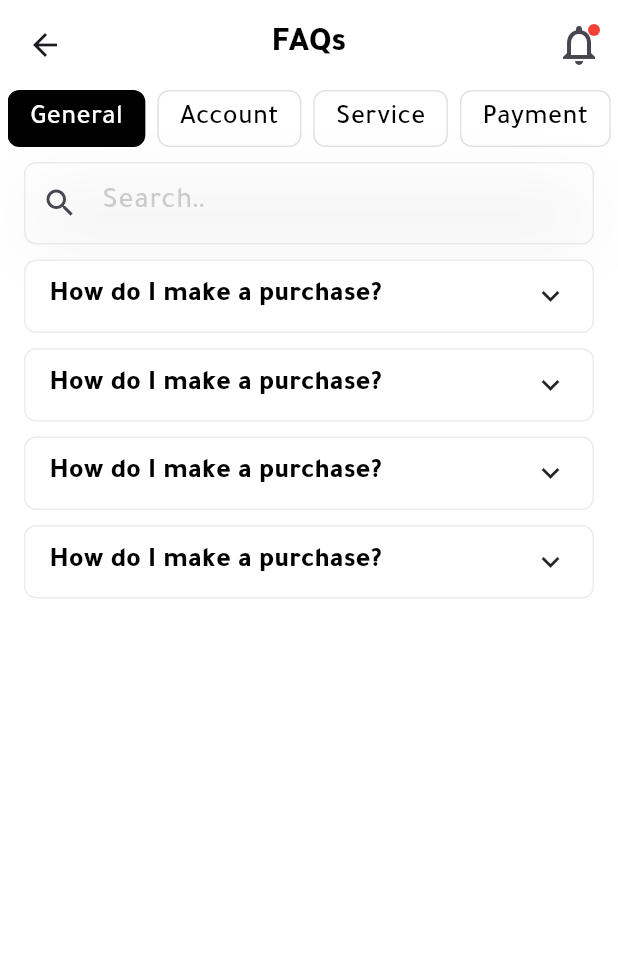
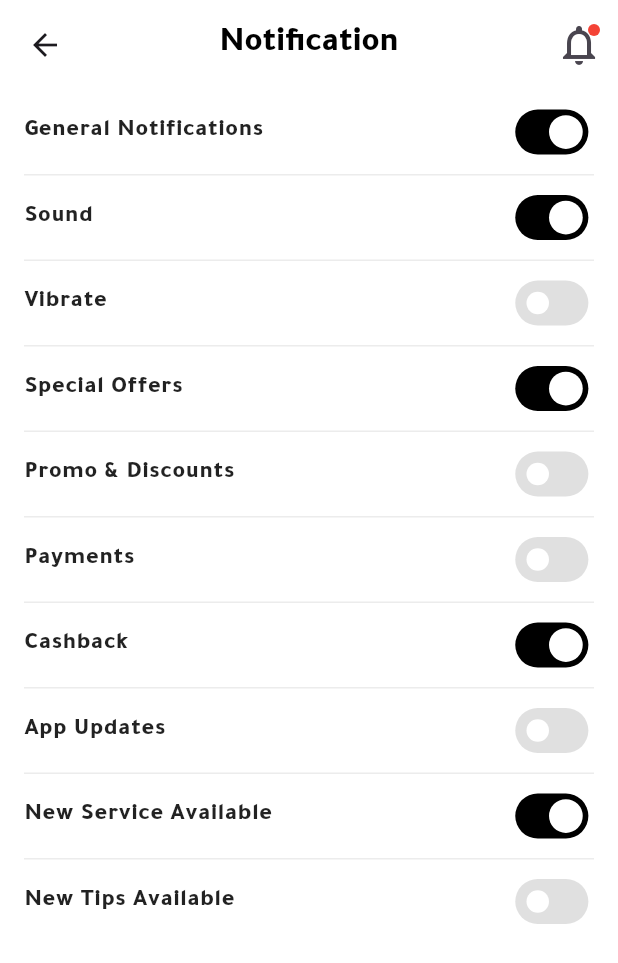
Before and after one commit to 1Mahmoud12/newTenant, a Flutter app: the screen it shows after launch, on a phone screen of 412 x 824 dp. Shown: the top 963 px of the screen. Run offline on Flutter 3.47's test engine with Material 3 defaults, Android fonts, the phone set to English and light mode, and no system bars; drawn by our look-alikes of expandable; our stand-ins replace awesome_notifications, cached_network_image, connectivity_plus, country_code_picker, dartz, device_info_plus and 22 more; accounts and stored records are empty; generated files the repository leaves out were written again; network calls fail; statements that could not run were skipped.

Commit message:
notification setting view

```diff
--- /dev/null
+++ b/lib/feature/account/view/notificationSetting/presentation/notification_setting_view.dart
@@ -0,0 +1,72 @@
+import 'package:dobzz_seller/core/component/custom_app_bar.dart';
+import 'package:flutter/material.dart';
+
+class NotificationsSettingsview extends StatefulWidget {
+  const NotificationsSettingsview({Key? key}) : super(key: key);
+
+  @override
+  State<NotificationsSettingsview> createState() => _NotificationsSettingsviewState();
+}
+
+class _NotificationsSettingsviewState extends State<NotificationsSettingsview> {
+  // Store switch values
+  Map<String, bool> switchValues = {
+    'General Notifications': true,
+    'Sound': true,
+    'Vibrate': false,
+    'Special Offers': true,
+    'Promo & Discounts': false,
+    'Payments': false,
+    'Cashback': true,
+    'App Updates': false,
+    'New Service Available': true,
+    'New Tips Available': false,
+  };
+
+  @override
+  Widget build(BuildContext context) {
+    return Scaffold(
+      appBar: customAppBar(context: context, title: 'Notification'),
+      body: ListView.separated(
+        itemCount: switchValues.length,
+        separatorBuilder: (context, index) => Divider(
+          height: 1,
+          indent: 16,
+          endIndent: 16,
+          color: Colors.grey.withOpacity(0.2),
+        ),
+        itemBuilder: (context, index) {
+          final String key = switchValues.keys.elementAt(index);
+          return ListTile(
+            title: Text(
+              key,
+              style: const TextStyle(
+                fontSize: 16,
+                color: Colors.black87,
+              ),
+            ),
+            trailing: SizedBox(
+              height: 45,
+              child: FittedBox(
+                child: Switch(
+                  value: switchValues[key]!,
+                  onChanged: (bool value) {
+                    setState(() {
+                      switchValues[key] = value;
+                    });
+                  },
+                  trackOutlineColor: const WidgetStatePropertyAll(Colors.transparent),
+                  activeTrackColor: Colors.black,
+                  activeColor: Colors.white,
+                  inactiveThumbColor: Colors.white,
+                  inactiveTrackColor: Colors.grey.shade300,
+                ),
+              ),
+            ),
+            contentPadding: const EdgeInsets.symmetric(horizontal: 16),
+          );
+        },
+      ),
+    );
+  }
+}
--- a/lib/feature/splash/view/presentation/splash_screen.dart
+++ b/lib/feature/splash/view/presentation/splash_screen.dart
@@ -5,6 +5,7 @@ import 'package:dobzz_seller/core/utils/navigate.dart';
 import 'package:dobzz_seller/feature/account/view/faq/presentation/faq_view.dart';
 import 'package:dobzz_seller/feature/account/view/myDetalis/presentation/my_details_veiw.dart';
 import 'package:dobzz_seller/feature/account/view/myOrders/presentation/my_order_view.dart';
+import 'package:dobzz_seller/feature/account/view/notificationSetting/presentation/notification_setting_view.dart';
 import 'package:dobzz_seller/feature/account/view/presentation/account_view.dart';
 import 'package:dobzz_seller/feature/cart/view/presentation/cart_view.dart';
 import 'package:dobzz_seller/feature/favorites/views/presentation/favorite_view.dart';
@@ -39,7 +40,7 @@ class _SplashScreenState extends State<SplashScreen> {
     timer = Timer(
       const Duration(seconds: 3),
       () {
-        context.navigateToPage(const FaqsView());
+        context.navigateToPage(const NotificationsSettingsview());
 
         //context.navigateToPage(userCacheValue?.data != null ? const BottomNavBarScreen() : const LoginScreen());
         // userCacheValue.data != null
```
